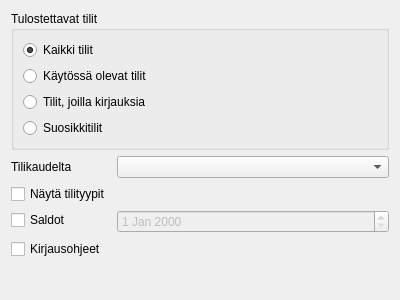
Qt form kitupiikki/raportti/tilikarttaraportti.ui (artoh/kitupiikki) before a commit.
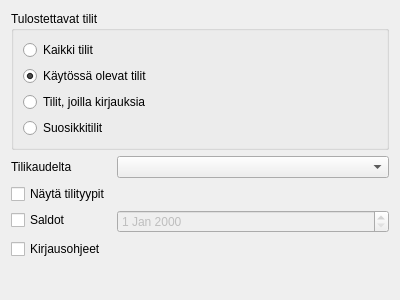
The same form after that commit.

Commit message: Tililuettelo oletuksena käytössä olevat

```diff
--- a/kitupiikki/raportti/tilikarttaraportti.ui
+++ b/kitupiikki/raportti/tilikarttaraportti.ui
@@ -26,7 +26,7 @@
          <string>Kaikki tilit</string>
         </property>
         <property name="checked">
-         <bool>true</bool>
+         <bool>false</bool>
         </property>
        </widget>
       </item>
@@ -35,6 +35,9 @@
         <property name="text">
          <string>Käytössä olevat tilit</string>
         </property>
+        <property name="checked">
+         <bool>true</bool>
+        </property>
        </widget>
       </item>
       <item>
```
